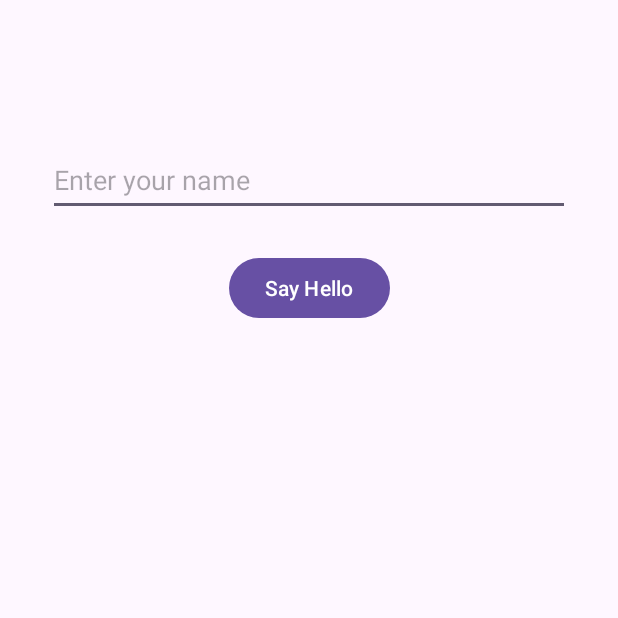
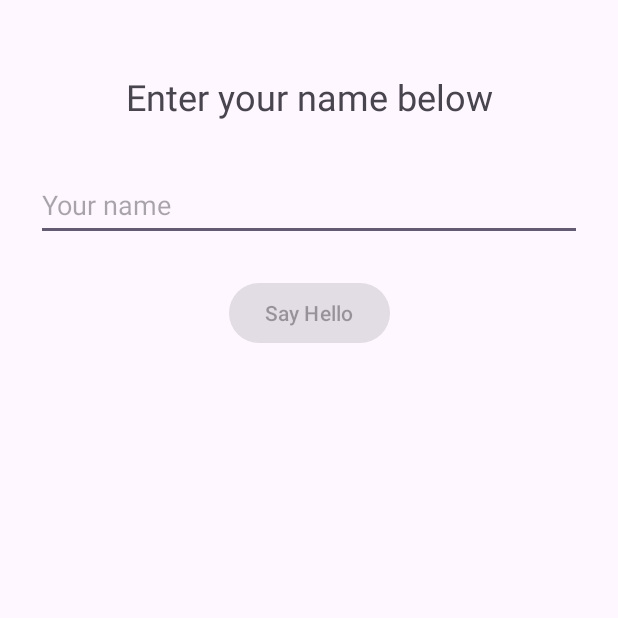
Before and after one commit to ZiyanNoorani/SNHU-Portfolio, an Android app: the screen it shows after launch (MainActivity), on a phone screen of 412 x 824 dp, the top half of it. Run offline under Robolectric (Android 15) with nearby library versions, the phone set to English and light mode, and no system bars.

Commit message:
CS-360 Module Five: SayHello greeting, input validation, dynamic button

```diff
--- a/CS-360/ZiyanNooraniModuleThree/app/src/main/java/com/example/ziyannooranimodulethree/MainActivity.java
+++ b/CS-360/ZiyanNooraniModuleThree/app/src/main/java/com/example/ziyannooranimodulethree/MainActivity.java
@@ -1,24 +1,102 @@
 package com.example.ziyannooranimodulethree;
 
 import android.os.Bundle;
+import android.text.Editable;
+import android.text.TextWatcher;
+import android.view.View;
+import android.view.inputmethod.EditorInfo;
+import android.widget.Button;
+import android.widget.EditText;
+import android.widget.TextView;
 
+import androidx.activity.EdgeToEdge;
 import androidx.appcompat.app.AppCompatActivity;
 import androidx.core.graphics.Insets;
 import androidx.core.view.ViewCompat;
-import androidx.core.view.WindowCompat;
 import androidx.core.view.WindowInsetsCompat;
 
+/**
+ * Module Five: greets the user by name.
+ * The Say Hello button stays disabled until the user types a name.
+ */
 public class MainActivity extends AppCompatActivity {
+
+    private EditText nameText;
+    private TextView textGreeting;
+    private Button buttonSayHello;
 
     @Override
     protected void onCreate(Bundle savedInstanceState) {
         super.onCreate(savedInstanceState);
-        WindowCompat.enableEdgeToEdge(getWindow());
+        EdgeToEdge.enable(this);
         setContentView(R.layout.activity_main);
         ViewCompat.setOnApplyWindowInsetsListener(findViewById(R.id.main), (v, insets) -> {
             Insets systemBars = insets.getInsets(WindowInsetsCompat.Type.systemBars());
             v.setPadding(systemBars.left, systemBars.top, systemBars.right, systemBars.bottom);
             return insets;
         });
+
+        nameText = findViewById(R.id.nameText);
+        textGreeting = findViewById(R.id.textGreeting);
+        buttonSayHello = findViewById(R.id.buttonSayHello);
+
+        // Matches android:enabled="false" in activity_main.xml, so the
+        // button starts disabled even if the layout attribute is changed later.
+        buttonSayHello.setEnabled(false);
+
+        // Enable the button only while nameText holds a real name.
+        nameText.addTextChangedListener(new TextWatcher() {
+            @Override
+            public void beforeTextChanged(CharSequence s, int start, int count, int after) {
+                // Not needed
+            }
+
+            @Override
+            public void onTextChanged(CharSequence s, int start, int before, int count) {
+                buttonSayHello.setEnabled(hasName(s));
+            }
+
+            @Override
+            public void afterTextChanged(Editable s) {
+                // Not needed
+            }
+        });
+
+        // Pressing Done on the keyboard works the same as tapping the button.
+        // Returning false lets Android close the keyboard as usual.
+        nameText.setOnEditorActionListener((v, actionId, event) -> {
+            if (actionId == EditorInfo.IME_ACTION_DONE && buttonSayHello.isEnabled()) {
+                SayHello(v);
+            }
+            return false;
+        });
+    }
+
+    /**
+     * Writes "Hello" and the contents of nameText to textGreeting.
+     * Called by android:onClick="SayHello" on buttonSayHello.
+     *
+     * @param view the view that was clicked
+     */
+    public void SayHello(View view) {
+        // Validation: stop if the field or its text is null.
+        if (nameText == null || nameText.getText() == null) {
+            return;
+        }
+
+        // Validation: stop if the user typed only spaces.
+        String name = nameText.getText().toString().trim();
+        if (name.isEmpty()) {
+            return;
+        }
+
+        textGreeting.setText(getString(R.string.greeting_format, name));
+    }
+
+    /**
+     * Returns true when the text contains at least one non-space character.
+     */
+    private static boolean hasName(CharSequence text) {
+        return text != null && text.toString().trim().length() > 0;
     }
 }
--- a/CS-360/ZiyanNooraniModuleThree/app/src/main/res/layout/activity_main.xml
+++ b/CS-360/ZiyanNooraniModuleThree/app/src/main/res/layout/activity_main.xml
@@ -7,49 +7,46 @@
     android:layout_height="match_parent"
     tools:context=".MainActivity">
 
-    <!-- Plain-text input for the user's name -->
+    <TextView
+        android:id="@+id/textGreeting"
+        android:layout_width="0dp"
+        android:layout_height="wrap_content"
+        android:layout_marginStart="24dp"
+        android:layout_marginTop="48dp"
+        android:layout_marginEnd="24dp"
+        android:gravity="center"
+        android:text="@string/greeting_default"
+        android:textSize="24sp"
+        app:layout_constraintEnd_toEndOf="parent"
+        app:layout_constraintStart_toStartOf="parent"
+        app:layout_constraintTop_toTopOf="parent" />
+
     <EditText
         android:id="@+id/nameText"
         android:layout_width="0dp"
         android:layout_height="wrap_content"
-        android:layout_marginStart="32dp"
-        android:layout_marginTop="96dp"
-        android:layout_marginEnd="32dp"
+        android:layout_marginStart="24dp"
+        android:layout_marginTop="32dp"
+        android:layout_marginEnd="24dp"
         android:autofillHints="name"
-        android:ems="10"
-        android:hint="@string/enter_your_name"
-        android:inputType="text"
+        android:hint="@string/name_hint"
+        android:imeOptions="actionDone"
+        android:inputType="textPersonName"
         android:minHeight="48dp"
-        app:layout_constraintWidth_max="488dp"
         app:layout_constraintEnd_toEndOf="parent"
         app:layout_constraintStart_toStartOf="parent"
-        app:layout_constraintTop_toTopOf="parent" />
+        app:layout_constraintTop_toBottomOf="@id/textGreeting" />
 
-    <!-- Button the user taps to show the greeting -->
     <Button
         android:id="@+id/buttonSayHello"
         android:layout_width="wrap_content"
         android:layout_height="wrap_content"
         android:layout_marginTop="24dp"
+        android:enabled="false"
+        android:onClick="SayHello"
         android:text="@string/say_hello"
         app:layout_constraintEnd_toEndOf="parent"
         app:layout_constraintStart_toStartOf="parent"
-        app:layout_constraintTop_toBottomOf="@+id/nameText" />
-
-    <!-- Greeting output. No text attribute, so it starts empty.
-         minHeight keeps it visible in the Layout Editor. -->
-    <TextView
-        android:id="@+id/textGreeting"
-        android:layout_width="0dp"
-        android:layout_height="wrap_content"
-        android:layout_marginStart="32dp"
-        android:layout_marginTop="24dp"
-        android:layout_marginEnd="32dp"
-        android:gravity="center"
-        android:minHeight="48dp"
-        android:textSize="20sp"
-        app:layout_constraintEnd_toEndOf="parent"
-        app:layout_constraintStart_toStartOf="parent"
-        app:layout_constraintTop_toBottomOf="@+id/buttonSayHello" />
+        app:layout_constraintTop_toBottomOf="@id/nameText" />
 
 </androidx.constraintlayout.widget.ConstraintLayout>
--- a/CS-360/ZiyanNooraniModuleThree/app/src/main/res/values/strings.xml
+++ b/CS-360/ZiyanNooraniModuleThree/app/src/main/res/values/strings.xml
@@ -1,5 +1,8 @@
 <resources>
     <string name="app_name">ZiyanNooraniModuleThree</string>
-    <string name="enter_your_name">Enter your name</string>
+    <string name="greeting_default">Enter your name below</string>
+    <string name="name_hint">Your name</string>
     <string name="say_hello">Say Hello</string>
+    <!-- %1$s is replaced with the trimmed contents of nameText -->
+    <string name="greeting_format">Hello, %1$s!</string>
 </resources>
--- /dev/null
+++ b/CS-360/ZiyanNooraniModuleThree/build.gradle.kts
@@ -0,0 +1,4 @@
+// Top-level build file where you can add configuration options common to all sub-projects/modules.
+plugins {
+    alias(libs.plugins.android.application) apply false
+}
```
Also changed, not shown: CS-360/ZiyanNooraniModuleThree/gradle.properties (added, +17 -0 lines), CS-360/ZiyanNooraniModuleThree/settings.gradle.kts (added, +26 -0 lines), CS-360/ZiyanNooraniModuleThree/gradle/wrapper/gradle-wrapper.properties (added), 4 other files.
